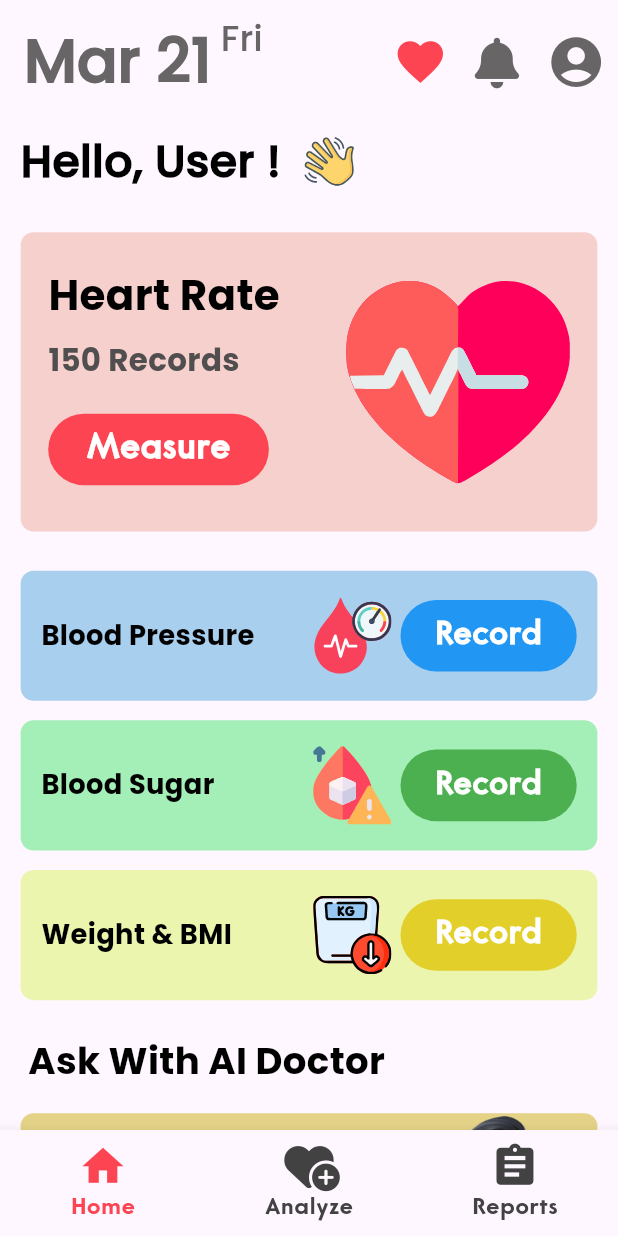
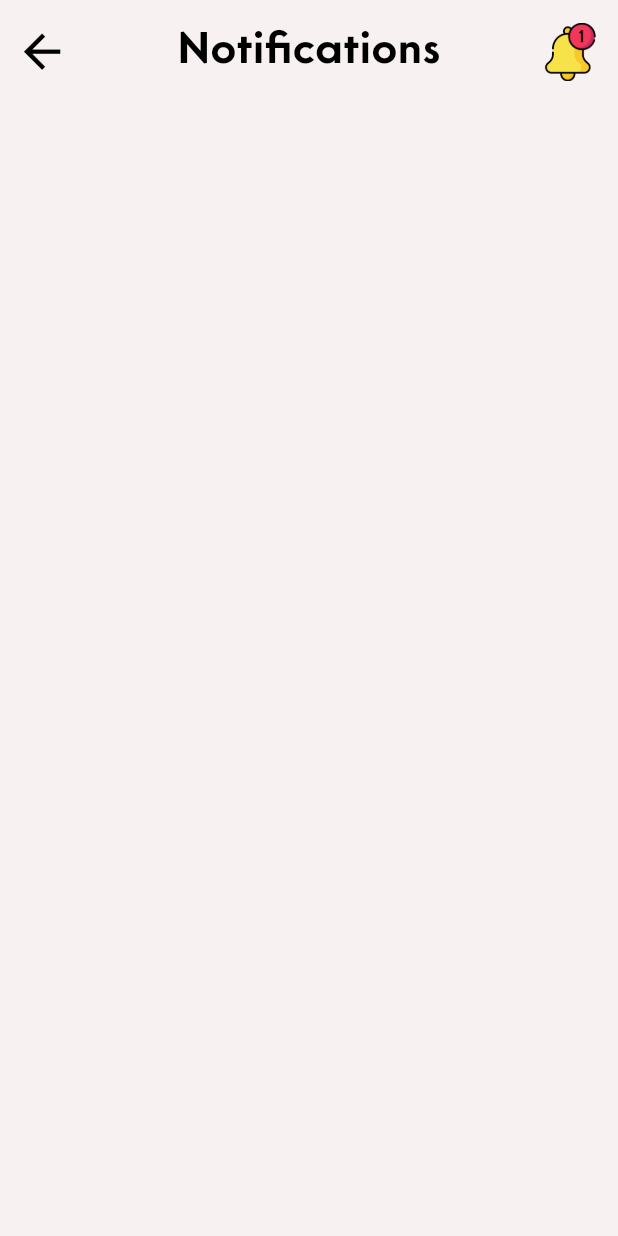
Before and after one commit to NikhilYadav04/health_guardian, a Flutter app: the DashboardScreen screen opened directly, after a tap on an icon or button, on a phone screen of 412 x 824 dp. Run offline on Flutter 3.47's test engine with Material 3 defaults, Android fonts, the light colour scheme and no system bars; our stand-ins replace cloud_firestore, dash_chat_2, firebase_auth, firebase_core, fl_chart, flutter_dotenv and 10 more; missing offline and left inert: flutter_sliding_toast; accounts and stored records are empty; generated files the repository leaves out were written again.

Commit message:
Screen and UI Changes

```diff
--- a/lib/getX_controllers/auth/login_controllers.dart
+++ b/lib/getX_controllers/auth/login_controllers.dart
@@ -10,7 +10,7 @@ import 'package:health_guardian/screens/auth/verify_pin_screen.dart';
 import 'package:health_guardian/screens/auth/login_screen.dart';
 import 'package:health_guardian/screens/auth/set_pin_screen.dart';
 import 'package:health_guardian/screens/dashboard/dashboard_screen.dart';
-import 'package:health_guardian/screens/profile/profile_completion_screen.dart';
+import 'package:health_guardian/screens/accounts/profile/profile_completion_screen.dart';
 import 'package:health_guardian/styling/toast_message.dart';
 import 'package:logger/logger.dart';
 
--- a/lib/screens/dashboard/dashboard_screen.dart
+++ b/lib/screens/dashboard/dashboard_screen.dart
@@ -7,6 +7,7 @@ import 'package:health_guardian/screens/dashboard/account_screen.dart';
 import 'package:health_guardian/screens/dashboard/home_screen.dart';
 import 'package:health_guardian/screens/dashboard/analyze_screen.dart';
 import 'package:health_guardian/screens/dashboard/report_screen.dart';
+import 'package:health_guardian/screens/notification/notification_screen.dart';
 import 'package:health_guardian/styling/colors.dart';
 import 'package:health_guardian/styling/sizeConfig.dart';
 import 'package:health_guardian/widgets/dashboard/dashboard_widgets_1.dart';
@@ -56,7 +57,9 @@ class _DashboardScreenState extends State<DashboardScreen> {
                 size: 4.42 * SizeConfig.heightMultiplier,
               )),
           IconButton(
-              onPressed: () {},
+              onPressed: () {
+                Get.to(()=>NotificationScreen(),transition: Transition.upToDown);
+              },
               icon: Icon(
                 FontAwesomeIcons.solidBell,
                 color: const Color.fromARGB(255, 103, 101, 101),
--- a/lib/screens/detail-screens/blood-pressure/blood_pressure_history_screen.dart
+++ b/lib/screens/detail-screens/blood-pressure/blood_pressure_history_screen.dart
@@ -5,7 +5,6 @@ import 'package:health_guardian/styling/colors.dart';
 import 'package:health_guardian/styling/sizeConfig.dart';
 import 'package:health_guardian/widgets/buttons/detail_buttons.dart';
 import 'package:health_guardian/widgets/dashboard/dashboard_widgets_2.dart';
-import 'package:health_guardian/widgets/detail-screen/blood-pressure/bp_widgets_2.dart';
 import 'package:health_guardian/widgets/report/report_widgets.dart';
 
 class BloodPressureHistoryScreen extends StatelessWidget {
@@ -124,7 +123,7 @@ class BloodPressureHistoryScreen extends StatelessWidget {
                       ],
                     )),
                 SizedBox(
-                  height: 1.5800 * SizeConfig.heightMultiplier,
+                  height: 1.9* SizeConfig.heightMultiplier,
                 ),
                 Flexible(
                   flex: 4,
@@ -137,7 +136,7 @@ class BloodPressureHistoryScreen extends StatelessWidget {
                           style: TextStyle(
                               color: Colors.grey.shade900,
                               fontFamily: "CoreSansMed",
-                              fontSize: 2 * SizeConfig.heightMultiplier),
+                              fontSize: 2.1 * SizeConfig.heightMultiplier),
                         ),
                       ),
                       Expanded(
--- /dev/null
+++ b/lib/screens/notification/notification_screen.dart
@@ -0,0 +1,51 @@
+import 'package:flutter/material.dart';
+import 'package:flutter/widgets.dart';
+import 'package:get/get.dart';
+import 'package:get/get_core/src/get_main.dart';
+import 'package:health_guardian/styling/images.dart';
+import 'package:health_guardian/styling/sizeConfig.dart';
+
+class NotificationScreen extends StatelessWidget {
+  const NotificationScreen({super.key});
+
+  @override
+  Widget build(BuildContext context) {
+    return SafeArea(child: Scaffold(
+       backgroundColor: Color.fromARGB(255, 247, 241, 241),
+         //* AppBar
+      appBar: AppBar(
+        backgroundColor: Color.fromARGB(255, 247, 241, 241),
+        toolbarHeight: 8.427 * SizeConfig.heightMultiplier,
+        centerTitle: true,
+        leading: IconButton(
+            onPressed: () {
+              Get.back();
+            },
+            icon: Icon(
+              Icons.arrow_back,
+              color: Colors.black,
+              size: 4.424 * SizeConfig.heightMultiplier,
+            )),
+        title: FittedBox(
+          child: Text(
+            "Notifications",
+            style: TextStyle(
+                color: Colors.black,
+                fontFamily: "CoreSansBold",
+                fontSize: 3.581 * SizeConfig.heightMultiplier),
+          ),
+        ),
+        actions: [
+          Image.asset(
+            Images.notificationPNG,
+            height: 4.740185 * SizeConfig.heightMultiplier,
+            width: 10.04464*SizeConfig.widthMultiplier,
+          ),
+          SizedBox(
+            width: 2.678 * SizeConfig.widthMultiplier,
+          )
+        ],
+      ),
+    ));
+  }
+}
--- a/lib/screens/report/weight/weight_detailed_report.dart
+++ b/lib/screens/report/weight/weight_detailed_report.dart
@@ -36,6 +36,6 @@ class WeightDetailedReport extends StatelessWidget {
           ),
         ),
       ),
-    ));;
+    ));
   }
 }
--- a/lib/styling/images.dart
+++ b/lib/styling/images.dart
@@ -14,6 +14,7 @@ class Images {
   static const heartPNG = "assets/dashboard/heart-attack.png";
   static const weightPNG =  "assets/dashboard/weight-loss.png";
   static const botPNG = "assets/chatbot/bot.png";
+  static const notificationPNG = "assets/dashboard/noti.png";
 
   //*d Dashboard icons
   static const heartMeasureIcon = "assets/dashboard/heart-attack.svg";
--- a/lib/widgets/buttons/detail_buttons.dart
+++ b/lib/widgets/buttons/detail_buttons.dart
@@ -15,6 +15,7 @@ Widget buttonsDetail(String title, void Function() onTap, Color color,
       height: height,
       width: width,
       child: Center(
+        child: FittedBox(
           child: Text(
             title,
             style: TextStyle(
@@ -22,6 +23,7 @@ Widget buttonsDetail(String title, void Function() onTap, Color color,
               fontFamily: "CoreSansMed",
               fontWeight: FontWeight.bold,
             ).copyWith(fontSize: 2.4 * SizeConfig.heightMultiplier),
+          ),
         ),
       ),
     ),
--- a/lib/widgets/dashboard/dashboard_widgets_3.dart
+++ b/lib/widgets/dashboard/dashboard_widgets_3.dart
@@ -1,6 +1,6 @@
 import 'package:flutter/material.dart';
 import 'package:get/get.dart';
-import 'package:health_guardian/screens/profile/profile_completion_screen.dart';
+import 'package:health_guardian/screens/accounts/profile/profile_completion_screen.dart';
 import 'package:health_guardian/styling/colors.dart';
 import 'package:health_guardian/styling/images.dart';
 import 'package:health_guardian/styling/sizeConfig.dart';
```
Also changed, not shown: assets/dashboard/noti.png (added), lib/screens/accounts/profile/profile_completion_screen.dart (renamed from lib/screens/profile/profile_completion_screen.dart), lib/screens/accounts/reminder/set_reminder_screen.dart (added). Lines whose indentation alone changed are shown as unchanged.
